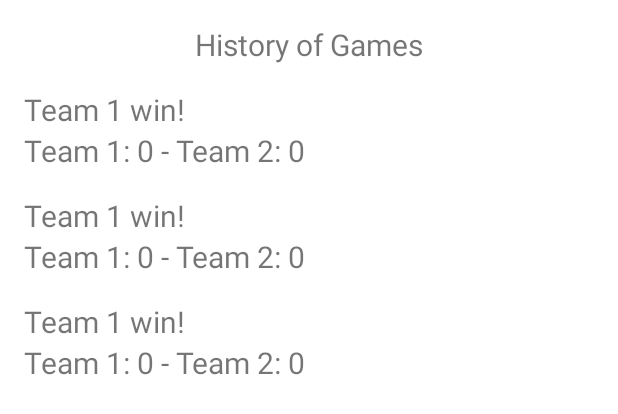
After one commit to aydinbattal/Sports_Teams_Rivalry_App, an Android app: the layout fragment_screen2.xml on its own in the app's theme, with its tools: preview values and no code run, on a phone screen of 412 x 824 dp. The commit adds this screen. Shown: the top 414 px of the screen. Run offline under Robolectric (Android 15) with nearby library versions, the phone set to English and light mode, and no system bars.

Commit message:
Implemented screen 2 UI.

```diff
--- /dev/null
+++ b/app/src/main/java/com/aydinbattal/midterm_aydin/Screen2Fragment.kt
@@ -0,0 +1,13 @@
+package com.aydinbattal.midterm_aydin
+
+import android.os.Bundle
+import androidx.fragment.app.Fragment
+import android.view.LayoutInflater
+import android.view.View
+import android.view.ViewGroup
+
+class Screen2Fragment : Fragment(R.layout.fragment_screen2) {
+    override fun onViewCreated(view: View, savedInstanceState: Bundle?) {
+        super.onViewCreated(view, savedInstanceState)
+    }
+}
--- /dev/null
+++ b/app/src/main/res/layout/custom_row_layout.xml
@@ -0,0 +1,27 @@
+<?xml version="1.0" encoding="utf-8"?>
+<androidx.constraintlayout.widget.ConstraintLayout xmlns:android="http://schemas.android.com/apk/res/android"
+    xmlns:app="http://schemas.android.com/apk/res-auto"
+    xmlns:tools="http://schemas.android.com/tools"
+    android:layout_width="match_parent"
+    android:layout_height="wrap_content"
+    android:padding="8dp">
+
+    <TextView
+        android:id="@+id/tvOneResultInHistory"
+        android:layout_width="wrap_content"
+        android:layout_height="wrap_content"
+        android:text="Team 1 win!"
+        android:textSize="20sp"
+        app:layout_constraintStart_toStartOf="parent"
+        app:layout_constraintTop_toTopOf="parent" />
+
+    <TextView
+        android:id="@+id/tvOneScoreInHistory"
+        android:layout_width="wrap_content"
+        android:layout_height="wrap_content"
+        android:text="Team 1: 0 - Team 2: 0"
+        android:textSize="20sp"
+        app:layout_constraintStart_toStartOf="parent"
+        app:layout_constraintTop_toBottomOf="@+id/tvOneResultInHistory" />
+
+</androidx.constraintlayout.widget.ConstraintLayout>
--- a/app/src/main/res/layout/fragment_screen1.xml
+++ b/app/src/main/res/layout/fragment_screen1.xml
@@ -44,7 +44,7 @@
         android:layout_marginTop="16dp"/>
 
     <TextView
-        android:id="@+id/tvTitle"
+        android:id="@+id/tvMatchTitle"
         android:layout_width="wrap_content"
         android:layout_height="wrap_content"
         android:layout_marginStart="8dp"
@@ -65,7 +65,7 @@
         android:text="Team 1"
         android:textSize="24sp"
         app:layout_constraintStart_toStartOf="parent"
-        app:layout_constraintTop_toBottomOf="@+id/tvTitle" />
+        app:layout_constraintTop_toBottomOf="@+id/tvMatchTitle" />
 
     <TextView
         android:id="@+id/tvTeam2"
@@ -76,7 +76,7 @@
         android:text="Team 2"
         android:textSize="24sp"
         app:layout_constraintEnd_toEndOf="parent"
-        app:layout_constraintTop_toBottomOf="@+id/tvTitle" />
+        app:layout_constraintTop_toBottomOf="@+id/tvMatchTitle" />
 
     <TextView
         android:id="@+id/tvScore1"
--- /dev/null
+++ b/app/src/main/res/layout/fragment_screen2.xml
@@ -0,0 +1,33 @@
+<?xml version="1.0" encoding="utf-8"?>
+<androidx.constraintlayout.widget.ConstraintLayout xmlns:android="http://schemas.android.com/apk/res/android"
+    xmlns:app="http://schemas.android.com/apk/res-auto"
+    xmlns:tools="http://schemas.android.com/tools"
+    android:layout_width="match_parent"
+    android:layout_height="match_parent"
+    android:padding="8dp"
+    tools:context=".Screen2Fragment">
+
+    <TextView
+        android:id="@+id/tvTitleHistory"
+        android:layout_width="wrap_content"
+        android:layout_height="wrap_content"
+        android:layout_marginStart="8dp"
+        android:layout_marginTop="8dp"
+        android:layout_marginEnd="8dp"
+        android:text="History of Games"
+        android:textSize="20sp"
+        app:layout_constraintEnd_toEndOf="parent"
+        app:layout_constraintStart_toStartOf="parent"
+        app:layout_constraintTop_toTopOf="parent" />
+
+    <androidx.recyclerview.widget.RecyclerView
+        android:id="@+id/rvGuesses"
+        android:layout_width="match_parent"
+        android:layout_height="wrap_content"
+        app:layout_constraintEnd_toEndOf="parent"
+        app:layout_constraintStart_toStartOf="parent"
+        android:layout_marginTop="8dp"
+        app:layout_constraintTop_toBottomOf="@+id/tvTitleHistory"
+        tools:listitem="@layout/custom_row_layout" />
+
+</androidx.constraintlayout.widget.ConstraintLayout>
```
